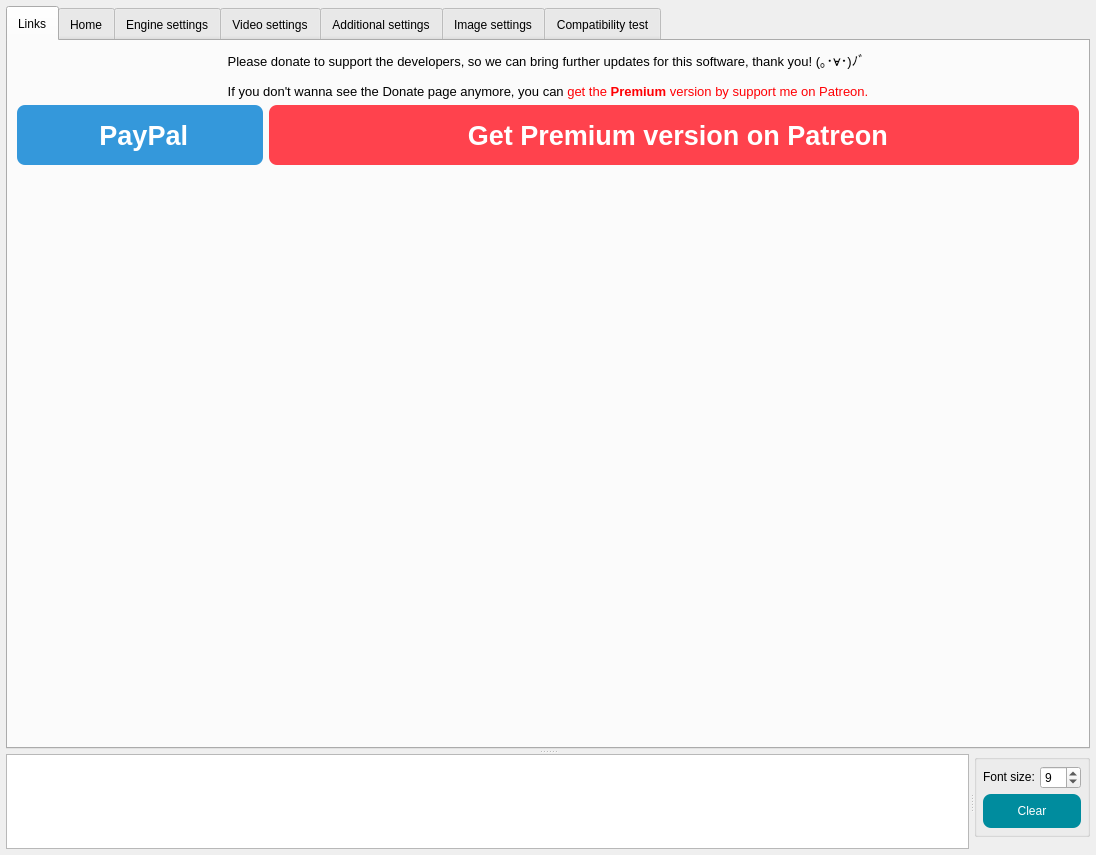
AIPBS/image2x-Extension-GUI, file src_code/image2x-Extension-QT/mainwindow.ui: the form before one commit.
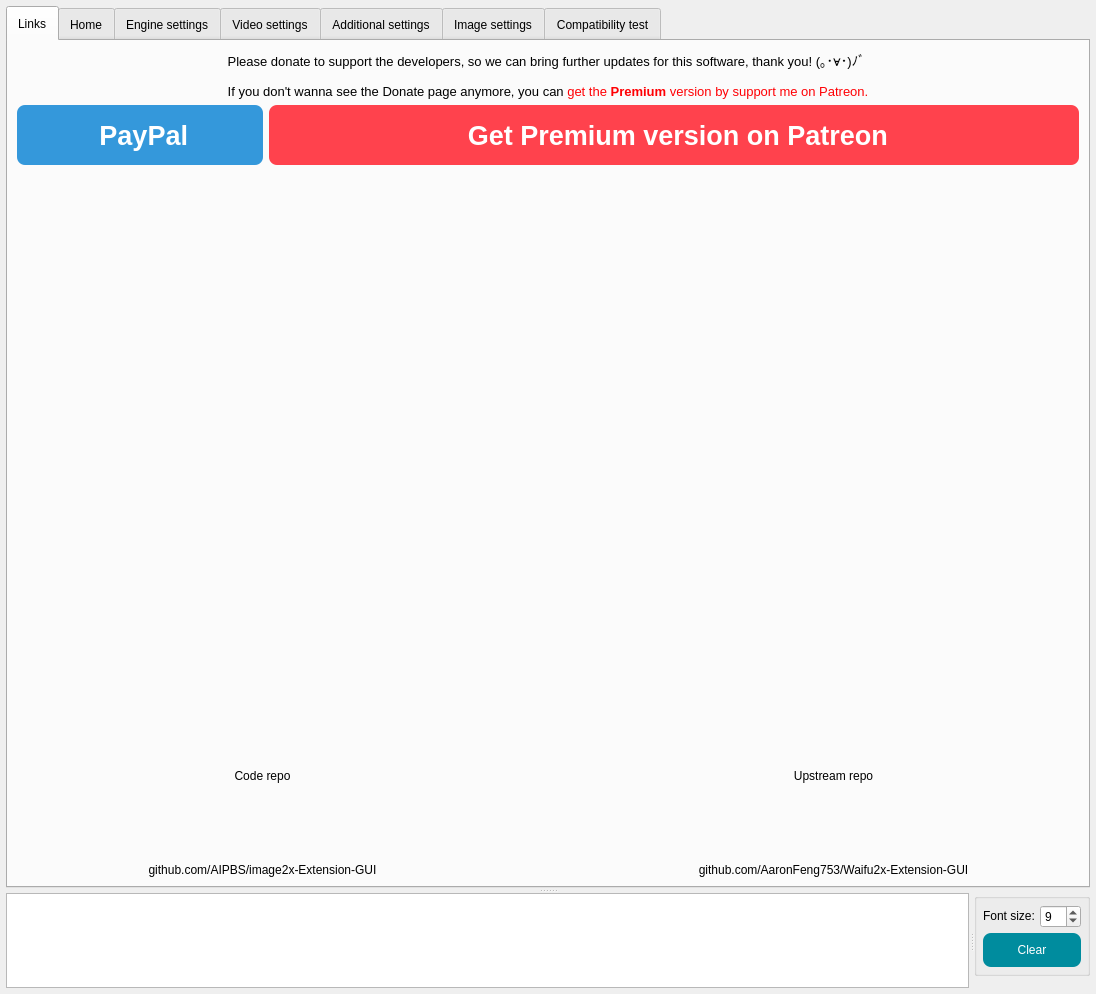
The form after the commit. The open tabs and pages were chosen to show the change. Icons and pictures are not drawn.

Commit message: feat: replace donation page with project links

Diff of the .ui file:
```diff
--- a/src_code/image2x-Extension-QT/mainwindow.ui
+++ b/src_code/image2x-Extension-QT/mainwindow.ui
@@ -347,9 +347,116 @@
            </property>
           </widget>
          </item>
-        </layout>
-       </widget>
-       <widget class="QWidget" name="tab_Home">
+           <item row="3" column="0">
+           <layout class="QHBoxLayout" name="horizontalLayout_Links">
+            <property name="spacing">
+             <number>80</number>
+            </property>
+            <item>
+             <layout class="QVBoxLayout" name="verticalLayout_CodeRepo">
+              <item>
+               <widget class="QPushButton" name="pushButton_CodeRepo">
+                <property name="minimumSize">
+                 <size>
+                  <width>150</width>
+                  <height>150</height>
+                 </size>
+                </property>
+                <property name="toolTip">
+                 <string>Open the code repository.</string>
+                </property>
+                <property name="styleSheet">
+                 <string notr="true">QPushButton { border: none; background: transparent; }</string>
+                </property>
+                <property name="icon">
+                 <iconset resource="icon.qrc">
+                  <normaloff>:/new/prefix1/icon/github_black.svg</normaloff>:/new/prefix1/icon/github_black.svg</iconset>
+                </property>
+                <property name="iconSize">
+                 <size>
+                  <width>110</width>
+                  <height>110</height>
+                 </size>
+                </property>
+               </widget>
+              </item>
+              <item>
+               <widget class="QLabel" name="label_CodeRepo">
+                <property name="text">
+                 <string>Code repo</string>
+                </property>
+                <property name="alignment">
+                 <set>Qt::AlignCenter</set>
+                </property>
+               </widget>
+              </item>
+              <item>
+               <widget class="QLabel" name="label_CodeRepoUrl">
+                <property name="text">
+                 <string>github.com/AIPBS/image2x-Extension-GUI</string>
+                </property>
+                <property name="alignment">
+                 <set>Qt::AlignCenter</set>
+                </property>
+               </widget>
+              </item>
+             </layout>
+            </item>
+            <item>
+             <layout class="QVBoxLayout" name="verticalLayout_UpstreamRepo">
+              <item>
+               <widget class="QPushButton" name="pushButton_UpstreamRepo">
+                <property name="minimumSize">
+                 <size>
+                  <width>150</width>
+                  <height>150</height>
+                 </size>
+                </property>
+                <property name="toolTip">
+                 <string>Open the upstream repository.</string>
+                </property>
+                <property name="styleSheet">
+                 <string notr="true">QPushButton { border: none; background: transparent; }</string>
+                </property>
+                <property name="icon">
+                 <iconset resource="icon.qrc">
+                  <normaloff>:/new/prefix1/icon/github_blue.svg</normaloff>:/new/prefix1/icon/github_blue.svg</iconset>
+                </property>
+                <property name="iconSize">
+                 <size>
+                  <width>110</width>
+                  <height>110</height>
+                 </size>
+                </property>
+               </widget>
+              </item>
+              <item>
+               <widget class="QLabel" name="label_UpstreamRepo">
+                <property name="text">
+                 <string>Upstream repo</string>
+                </property>
+                <property name="alignment">
+                 <set>Qt::AlignCenter</set>
+                </property>
+               </widget>
+              </item>
+              <item>
+               <widget class="QLabel" name="label_UpstreamRepoUrl">
+                <property name="text">
+                 <string>github.com/AaronFeng753/Waifu2x-Extension-GUI</string>
+                </property>
+                <property name="alignment">
+                 <set>Qt::AlignCenter</set>
+                </property>
+               </widget>
+              </item>
+             </layout>
+            </item>
+           </layout>
+          </item>
+         </layout>
+        </widget>
+        <widget class="QWidget" name="tab_Home">
         <property name="font">
          <font>
           <pointsize>9</pointsize>
```
Left out of the diff: 20 changed lines with no effect on the pictures. The commit also changes 7 other files.
